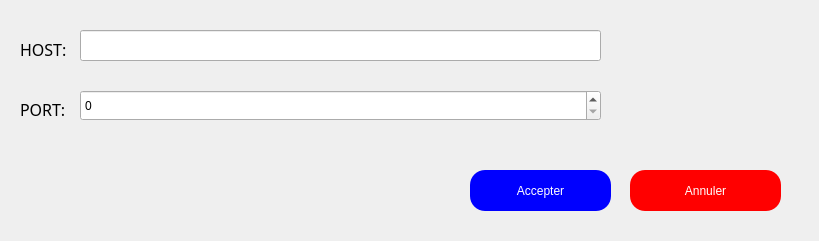
Qt form dumessengerconnectiondialog.ui (ghazy001/ambulance_agency) before a commit.
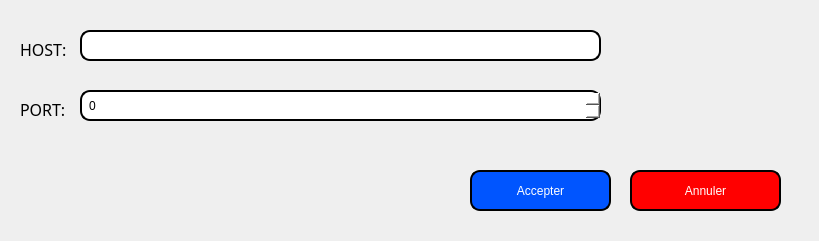
The same form after that commit. Icons and pictures are not drawn.

Patch:
```diff
--- a/dumessengerconnectiondialog.ui
+++ b/dumessengerconnectiondialog.ui
@@ -22,6 +22,14 @@
      <height>31</height>
     </rect>
    </property>
+   <property name="styleSheet">
+    <string notr="true">background-color: rgb(255, 255, 255);
+                       border: 2px solid black;
+                       color: black;
+                       padding: 5px;
+                       border-radius:10px;
+font: 75 8pt &quot;MS Shell Dlg 2&quot;;</string>
+   </property>
   </widget>
   <widget class="QSpinBox" name="port">
    <property name="geometry">
@@ -32,6 +40,14 @@
      <height>31</height>
     </rect>
    </property>
+   <property name="styleSheet">
+    <string notr="true">background-color: rgb(255, 255, 255);
+                       border: 2px solid black;
+                       color: black;
+                       padding: 5px;
+                       border-radius:10px;
+font: 75 8pt &quot;MS Shell Dlg 2&quot;;</string>
+   </property>
    <property name="maximum">
     <number>999999</number>
    </property>
@@ -84,9 +100,14 @@
     </rect>
    </property>
    <property name="styleSheet">
-    <string notr="true">background-color: blue;
-color: white;
-border-radius: 15px;</string>
+    <string notr="true">font: 75 16pt &quot;Modern&quot;;
+                 
+background-color: rgb(0, 85, 255);
+                       border: 2px solid black;
+                       color: white;
+                       padding: 5px;
+border-radius:10px;
+font: 87 10pt &quot;Arial&quot;;</string>
    </property>
    <property name="text">
     <string>Accepter</string>
@@ -102,9 +123,14 @@
     </rect>
    </property>
    <property name="styleSheet">
-    <string notr="true">background-color: red;
-color: white;
-border-radius: 15px;</string>
+    <string notr="true">font: 75 16pt &quot;Modern&quot;;
+                 
+background-color: rgb(255, 0, 0);
+                       border: 2px solid black;
+                       color: white;
+                       padding: 5px;
+border-radius:10px;
+font: 87 10pt &quot;Arial&quot;;</string>
    </property>
    <property name="text">
     <string>Annuler</string>
@@ -113,9 +139,9 @@
   <widget class="QWidget" name="widget_6" native="true">
    <property name="geometry">
     <rect>
-     <x>680</x>
-     <y>-10</y>
-     <width>131</width>
+     <x>630</x>
+     <y>0</y>
+     <width>171</width>
      <height>131</height>
     </rect>
    </property>
```
Left out of the diff: 2 changed lines with no effect on the pictures.
